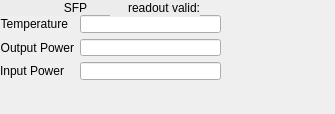
This is evrMrmApp/opi/EVR/G_EVR_sfp-min.ui in paulscherrerinstitute/mrfioc2 as Qt 5 draws it before an edit. The edited form follows.
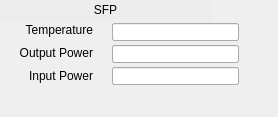
This is the edited form. Custom widgets are drawn as their Qt base class.

Commit message: SFP: updated databases and guis with alarms. Removed printout of powerRx error to shell on each update. Limits for SFP alarms also updated

Diff of the .ui file:
```diff
--- a/evrMrmApp/opi/EVR/G_EVR_sfp-min.ui
+++ b/evrMrmApp/opi/EVR/G_EVR_sfp-min.ui
@@ -6,8 +6,8 @@
    <rect>
     <x>0</x>
     <y>0</y>
-    <width>335</width>
-    <height>114</height>
+    <width>278</width>
+    <height>117</height>
    </rect>
   </property>
   <property name="windowTitle">
@@ -18,8 +18,8 @@
     <rect>
      <x>0</x>
      <y>0</y>
-     <width>151</width>
-     <height>16</height>
+     <width>211</width>
+     <height>20</height>
     </rect>
    </property>
    <property name="styleSheet">
@@ -32,97 +32,13 @@
     <set>Qt::AlignCenter</set>
    </property>
   </widget>
-  <widget class="QWidget" name="formLayoutWidget">
-   <property name="geometry">
-    <rect>
-     <x>0</x>
-     <y>15</y>
-     <width>221</width>
-     <height>65</height>
-    </rect>
-   </property>
-   <layout class="QFormLayout" name="formLayout">
-    <property name="fieldGrowthPolicy">
-     <enum>QFormLayout::AllNonFixedFieldsGrow</enum>
-    </property>
-    <item row="0" column="0">
-     <widget class="QLabel" name="label_16">
-      <property name="text">
-       <string>Temperature</string>
-      </property>
-      <property name="alignment">
-       <set>Qt::AlignRight|Qt::AlignTrailing|Qt::AlignVCenter</set>
-      </property>
-     </widget>
-    </item>
-    <item row="0" column="1">
-     <widget class="caLineEdit" name="calineedit_6">
-      <property name="toolTip">
-       <string>Transceiver temperature in Celsius</string>
-      </property>
-      <property name="channel" stdset="0">
-       <string notr="true">$(SYS)-$(DEVICE):SFP$(ID)-T-I</string>
-      </property>
-      <property name="unitsEnabled">
-       <bool>true</bool>
-      </property>
-     </widget>
-    </item>
-    <item row="1" column="0">
-     <widget class="QLabel" name="label_17">
-      <property name="text">
-       <string>Output Power</string>
-      </property>
-      <property name="alignment">
-       <set>Qt::AlignRight|Qt::AlignTrailing|Qt::AlignVCenter</set>
-      </property>
-     </widget>
-    </item>
-    <item row="1" column="1">
-     <widget class="caLineEdit" name="calineedit_7">
-      <property name="toolTip">
-       <string>Transceiver optical output power</string>
-      </property>
-      <property name="channel" stdset="0">
-       <string notr="true">$(SYS)-$(DEVICE):SFP$(ID)-Pwr-TX-I</string>
-      </property>
-      <property name="unitsEnabled">
-       <bool>true</bool>
-      </property>
-     </widget>
-    </item>
-    <item row="2" column="0">
-     <widget class="QLabel" name="label_18">
-      <property name="text">
-       <string>Input Power</string>
-      </property>
-      <property name="alignment">
-       <set>Qt::AlignRight|Qt::AlignTrailing|Qt::AlignVCenter</set>
-      </property>
-     </widget>
-    </item>
-    <item row="2" column="1">
-     <widget class="caLineEdit" name="calineedit_8">
-      <property name="toolTip">
-       <string>Transceiver optical input power</string>
-      </property>
-      <property name="channel" stdset="0">
-       <string notr="true">$(SYS)-$(DEVICE):SFP$(ID)-Pwr-RX-I</string>
-      </property>
-      <property name="unitsEnabled">
-       <bool>true</bool>
-      </property>
-     </widget>
-    </item>
-   </layout>
-  </widget>
   <widget class="caRelatedDisplay" name="carelateddisplay_3">
    <property name="geometry">
     <rect>
-     <x>219</x>
+     <x>200</x>
      <y>0</y>
      <width>41</width>
-     <height>31</height>
+     <height>21</height>
     </rect>
    </property>
    <property name="toolTip">
@@ -145,37 +61,197 @@
     <string notr="true">ID=$(ID),SYS=$(SYS),DEVICE=$(DEVICE)</string>
    </property>
   </widget>
-  <widget class="caLabel" name="calabel_2">
+  <widget class="QLabel" name="label_16">
    <property name="geometry">
     <rect>
-     <x>110</x>
-     <y>0</y>
-     <width>90</width>
-     <height>16</height>
+     <x>2</x>
+     <y>21</y>
+     <width>91</width>
+     <height>17</height>
     </rect>
    </property>
-   <property name="styleSheet">
-    <string notr="true">background-color: rgb(236, 236, 236, 255);</string>
+   <property name="text">
+    <string>Temperature</string>
    </property>
+   <property name="alignment">
+    <set>Qt::AlignRight|Qt::AlignTrailing|Qt::AlignVCenter</set>
+   </property>
+  </widget>
+  <widget class="QLabel" name="label_18">
+   <property name="geometry">
+    <rect>
+     <x>2</x>
+     <y>67</y>
+     <width>91</width>
+     <height>17</height>
+    </rect>
+   </property>
    <property name="text">
-    <string>readout valid:</string>
+    <string>Input Power</string>
    </property>
    <property name="alignment">
     <set>Qt::AlignRight|Qt::AlignTrailing|Qt::AlignVCenter</set>
    </property>
   </widget>
-  <widget class="caLed" name="caled_2">
+  <widget class="QLabel" name="label_17">
    <property name="geometry">
     <rect>
-     <x>201</x>
-     <y>0</y>
-     <width>16</width>
-     <height>16</height>
+     <x>2</x>
+     <y>44</y>
+     <width>91</width>
+     <height>17</height>
     </rect>
    </property>
-   <property name="rectangular">
+   <property name="text">
+    <string>Output Power</string>
+   </property>
+   <property name="alignment">
+    <set>Qt::AlignRight|Qt::AlignTrailing|Qt::AlignVCenter</set>
+   </property>
+  </widget>
+  <widget class="caFrame" name="caframe">
+   <property name="geometry">
+    <rect>
+     <x>112</x>
+     <y>23</y>
+     <width>141</width>
+     <height>71</height>
+    </rect>
+   </property>
+   <property name="visibility">
+    <enum>caFrame::Calc</enum>
+   </property>
+   <property name="visibilityCalc">
+    <string notr="true">A||B||C</string>
+   </property>
+   <property name="channel" stdset="0">
+    <string notr="true">$(SYS)-$(DEVICE):SFP$(ID)-T-I.SEVR</string>
+   </property>
+   <property name="channelB">
+    <string notr="true">$(SYS)-$(DEVICE):SFP$(ID)-Pwr-TX-I.SEVR</string>
+   </property>
+   <property name="channelC">
+    <string notr="true">$(SYS)-$(DEVICE):SFP$(ID)-Pwr-RX-I.SEVR</string>
+   </property>
+   <widget class="caLineEdit" name="calineedit_6">
+    <property name="geometry">
+     <rect>
+      <x>0</x>
+      <y>0</y>
+      <width>127</width>
+      <height>18</height>
+     </rect>
+    </property>
+    <property name="toolTip">
+     <string>Transceiver temperature in Celsius</string>
+    </property>
+    <property name="channel" stdset="0">
+     <string notr="true">$(SYS)-$(DEVICE):SFP$(ID)-T-I</string>
+    </property>
+    <property name="background">
+     <color>
+      <red>218</red>
+      <green>218</green>
+      <blue>218</blue>
+     </color>
+    </property>
+    <property name="colorMode">
+     <enum>caLineEdit::Alarm_Static</enum>
+    </property>
+    <property name="unitsEnabled">
+     <bool>true</bool>
+    </property>
+   </widget>
+   <widget class="caLineEdit" name="calineedit_7">
+    <property name="geometry">
+     <rect>
+      <x>0</x>
+      <y>22</y>
+      <width>127</width>
+      <height>18</height>
+     </rect>
+    </property>
+    <property name="toolTip">
+     <string>Transceiver optical output power</string>
+    </property>
+    <property name="channel" stdset="0">
+     <string notr="true">$(SYS)-$(DEVICE):SFP$(ID)-Pwr-TX-I</string>
+    </property>
+    <property name="background">
+     <color>
+      <red>218</red>
+      <green>218</green>
+      <blue>218</blue>
+     </color>
+    </property>
+    <property name="colorMode">
+     <enum>caLineEdit::Alarm_Static</enum>
+    </property>
+    <property name="unitsEnabled">
+     <bool>true</bool>
+    </property>
+   </widget>
+   <widget class="caLineEdit" name="calineedit_8">
+    <property name="geometry">
+     <rect>
+      <x>0</x>
+      <y>44</y>
+      <width>127</width>
+      <height>18</height>
+     </rect>
+    </property>
+    <property name="toolTip">
+     <string>Transceiver optical input power</string>
+    </property>
+    <property name="channel" stdset="0">
+     <string notr="true">$(SYS)-$(DEVICE):SFP$(ID)-Pwr-RX-I</string>
+    </property>
+    <property name="background">
+     <color>
+      <red>218</red>
+      <green>218</green>
+      <blue>218</blue>
+     </color>
+    </property>
+    <property name="colorMode">
+     <enum>caLineEdit::Alarm_Static</enum>
+    </property>
+    <property name="unitsEnabled">
+     <bool>true</bool>
+    </property>
+   </widget>
+  </widget>
+  <widget class="caLineEdit" name="calineedit_11">
+   <property name="geometry">
+    <rect>
+     <x>112</x>
+     <y>67</y>
+     <width>127</width>
+     <height>18</height>
+    </rect>
+   </property>
+   <property name="toolTip">
+    <string>Transceiver optical input power</string>
+   </property>
+   <property name="channel" stdset="0">
+    <string notr="true">$(SYS)-$(DEVICE):SFP$(ID)-Pwr-RX-I</string>
+   </property>
+   <property name="unitsEnabled">
     <bool>true</bool>
    </property>
+  </widget>
+  <widget class="caLineEdit" name="calineedit_9">
+   <property name="geometry">
+    <rect>
+     <x>112</x>
+     <y>23</y>
+     <width>127</width>
+     <height>18</height>
+    </rect>
+   </property>
+   <property name="toolTip">
+    <string>Transceiver temperature in Celsius</string>
+   </property>
    <property name="channel" stdset="0">
     <string notr="true">$(SYS)-$(DEVICE):SFP$(ID)-Valid-I</string>
    </property>
@@ -186,12 +262,15 @@
      <blue>218</blue>
     </color>
    </property>
-   <property name="trueColor">
-    <color>
-     <red>0</red>
-     <green>205</green>
-     <blue>0</blue>
-    </color>
+  </widget>
+  <widget class="caLineEdit" name="calineedit_10">
+   <property name="geometry">
+    <rect>
+     <x>112</x>
+     <y>45</y>
+     <width>127</width>
+     <height>18</height>
+    </rect>
    </property>
    <property name="undefinedColor">
     <color>
@@ -208,16 +287,17 @@
    <extends>QWidget</extends>
    <header>caRelatedDisplay</header>
   </customwidget>
+  <customwidget>
+   <class>caFrame</class>
+   <extends>QFrame</extends>
+   <header>caFrame</header>
+   <container>1</container>
+  </customwidget>
   <customwidget>
    <class>caLabel</class>
    <extends>QLabel</extends>
    <header>caLabel</header>
   </customwidget>
-  <customwidget>
-   <class>caLed</class>
-   <extends>QWidget</extends>
-   <header>caLed</header>
-  </customwidget>
   <customwidget>
    <class>caLineEdit</class>
    <extends>QLineEdit</extends>
```
Left out of the diff: 33 changed lines with no effect on the pictures. The commit also changes 9 other files.
